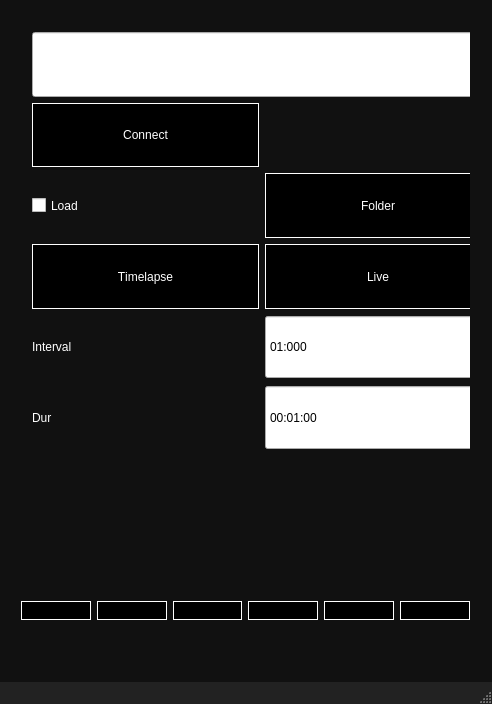
Old version of the form mainwindow.ui in the repository klangobjekte/CameraRemote.
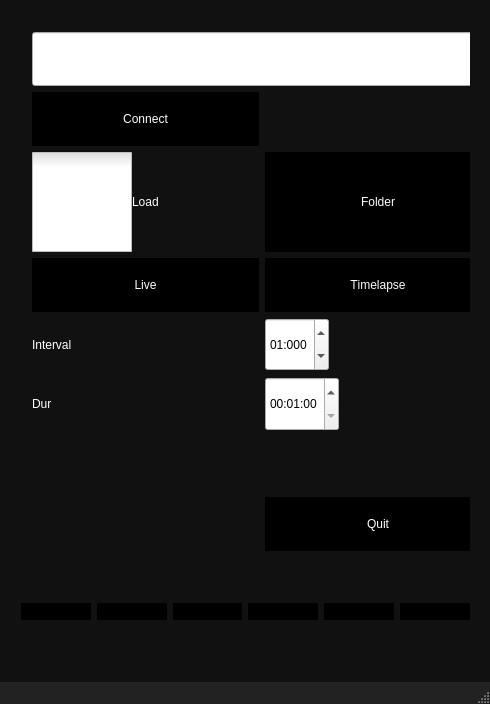
New version of the form. The open tabs and pages were chosen to show the change. Icons and pictures are not drawn.

```diff
--- a/mainwindow.ui
+++ b/mainwindow.ui
@@ -6,7 +6,7 @@
    <rect>
     <x>0</x>
     <y>0</y>
-    <width>492</width>
+    <width>490</width>
     <height>704</height>
    </rect>
   </property>
@@ -25,6 +25,18 @@
 
 }
 
+QFileDialog{
+		background-color: #222222;
+		color: white;
+}
+
+QFileDialog QLineEdit{
+		background-color: #222222;
+		color: white;
+}
+
+
+
 QStatusBar{
 	background-color: #222222;
 	color: white;
@@ -36,7 +48,7 @@
  }
 
  QStatusBar QLabel {
-     border: 3px solid white;
+     border: 1px solid white;
  }
 
 
@@ -45,15 +57,22 @@
     background-color: #222222;
 }
 
+
+
 QPushButton{
-	border: 1px solid white;
+	border: 0px solid white;
 	background-repeat: none;
 	background-position: center;
 	background-color: black;
-color: white;
+	color: white;
 	/*height:	70px;*/
 }
 
+QPushButton:checked{
+	background-color: #333333;
+}
+
+
 QPushButton#pushButton_1{
 	background-image: url(:/img/device_nex.png);
 }
@@ -80,6 +99,10 @@
 }
 
 QPushButton#takePicturePushButton:pressed {
+    background-color: #ffffff;
+}
+
+QPushButton#takePicturePushButton:disabled {
 	background-image: url(:/img/btn_capture_still_disable.png);
     background-color: #ffffff;
 }
@@ -93,6 +116,11 @@
     background-color: #ffffff;
 }
 
+QPushButton#zoomInPushButton:disabled{
+	background-image: url(:/img/zoom_t_disable.png);
+
+}
+
 QPushButton#zoomOutPushButton{
 	background-image: url(:/img/zoom_w_normal.png);
 }
@@ -102,6 +130,10 @@
     background-color: #ffffff;
 }
 
+QPushButton#zoomOutPushButton:disabled{
+	background-image: url(:/img/zoom_w_disable.png);
+}
+
 
 QComboBox {
 	/*font-family:  &quot;Lucida Grande&quot;, Lucida, Verdana, sans-serif;*/
@@ -161,9 +193,35 @@
 
 QCheckBox#loadPreviewPicCheckBox{
 
-	color: white;
-
 }
+
+
+ QCheckBox {
+     spacing: 0px;
+	color: white;
+	padding: 0px;
+ }
+
+ QCheckBox::indicator {
+     width: 100px;
+     height: 100px;
+ }
+
+ QCheckBox::indicator:unchecked {
+     image: url(:/img/checkbox_off.png);
+ }
+
+ QCheckBox::indicator:unchecked:hover {
+     image: url(:/img/checkbox_off.png);
+ }
+
+ QCheckBox::indicator:unchecked:pressed {
+     image: url(:/img/checkbox_off.png);
+ }
+
+ QCheckBox::indicator:checked {
+     image: url(:/img/checkbox_on.png);
+ }
 </string>
   </property>
   <widget class="QWidget" name="centralWidget">
@@ -581,7 +639,7 @@
            <x>0</x>
            <y>10</y>
            <width>481</width>
-           <height>581</height>
+           <height>541</height>
           </rect>
          </property>
          <property name="sizePolicy">
@@ -618,7 +676,7 @@
           <item row="9" column="1">
            <widget class="QTimeEdit" name="intervalTimeEdit">
             <property name="sizePolicy">
-             <sizepolicy hsizetype="Expanding" vsizetype="Expanding">
+             <sizepolicy hsizetype="Maximum" vsizetype="Expanding">
               <horstretch>0</horstretch>
               <verstretch>0</verstretch>
              </sizepolicy>
@@ -717,7 +775,7 @@
           <item row="10" column="1">
            <widget class="QTimeEdit" name="durationTimeEdit">
             <property name="sizePolicy">
-             <sizepolicy hsizetype="Expanding" vsizetype="Expanding">
+             <sizepolicy hsizetype="Maximum" vsizetype="Expanding">
               <horstretch>0</horstretch>
               <verstretch>0</verstretch>
              </sizepolicy>
@@ -835,7 +893,29 @@
             </property>
            </widget>
           </item>
-          <item row="5" column="1">
+          <item row="6" column="1">
+           <widget class="QPushButton" name="startTimerPushButton">
+            <property name="sizePolicy">
+             <sizepolicy hsizetype="Expanding" vsizetype="Expanding">
+              <horstretch>0</horstretch>
+              <verstretch>0</verstretch>
+             </sizepolicy>
+            </property>
+            <property name="font">
+             <font>
+              <family>Lucida Grande</family>
+              <kerning>false</kerning>
+             </font>
+            </property>
+            <property name="text">
+             <string>Timelapse</string>
+            </property>
+            <property name="checkable">
+             <bool>true</bool>
+            </property>
+           </widget>
+          </item>
+          <item row="6" column="0">
            <widget class="QPushButton" name="startLiveViewPushButton">
             <property name="sizePolicy">
              <sizepolicy hsizetype="Expanding" vsizetype="Expanding">
@@ -860,25 +940,16 @@
             </property>
            </widget>
           </item>
-          <item row="5" column="0">
-           <widget class="QPushButton" name="startTimerPushButton">
+          <item row="12" column="1">
+           <widget class="QPushButton" name="quitPushButton">
             <property name="sizePolicy">
              <sizepolicy hsizetype="Expanding" vsizetype="Expanding">
               <horstretch>0</horstretch>
               <verstretch>0</verstretch>
              </sizepolicy>
             </property>
-            <property name="font">
-             <font>
-              <family>Lucida Grande</family>
-              <kerning>false</kerning>
-             </font>
-            </property>
             <property name="text">
-             <string>Timelapse</string>
-            </property>
-            <property name="checkable">
-             <bool>true</bool>
+             <string>Quit</string>
             </property>
            </widget>
           </item>
```
Left out of the diff: 65 changed lines with no effect on the pictures.
